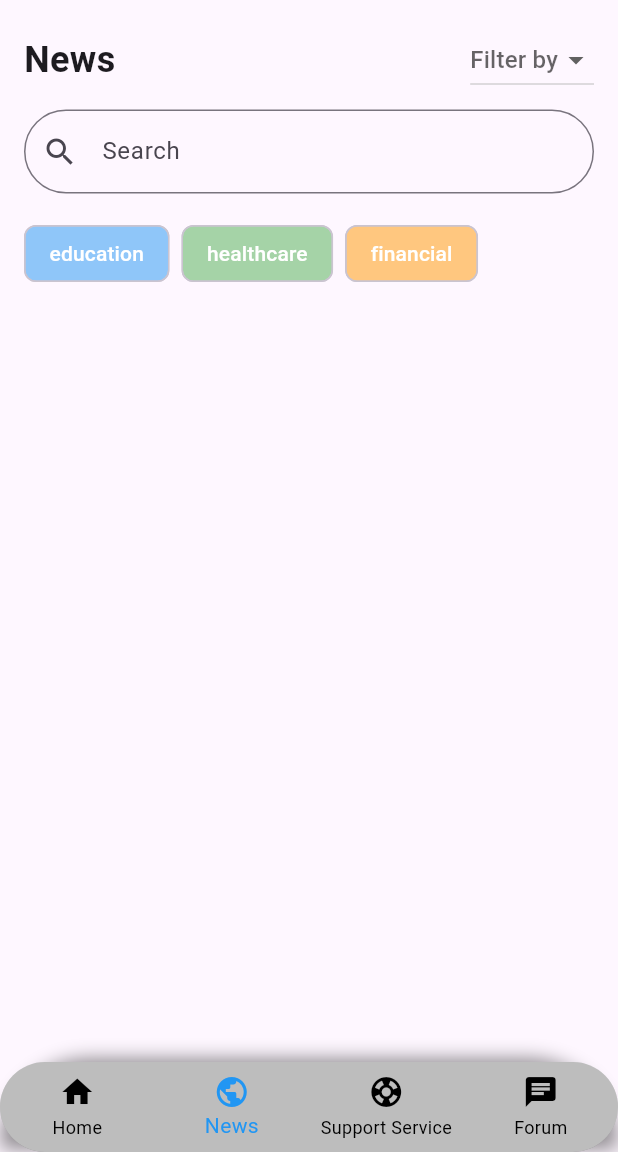
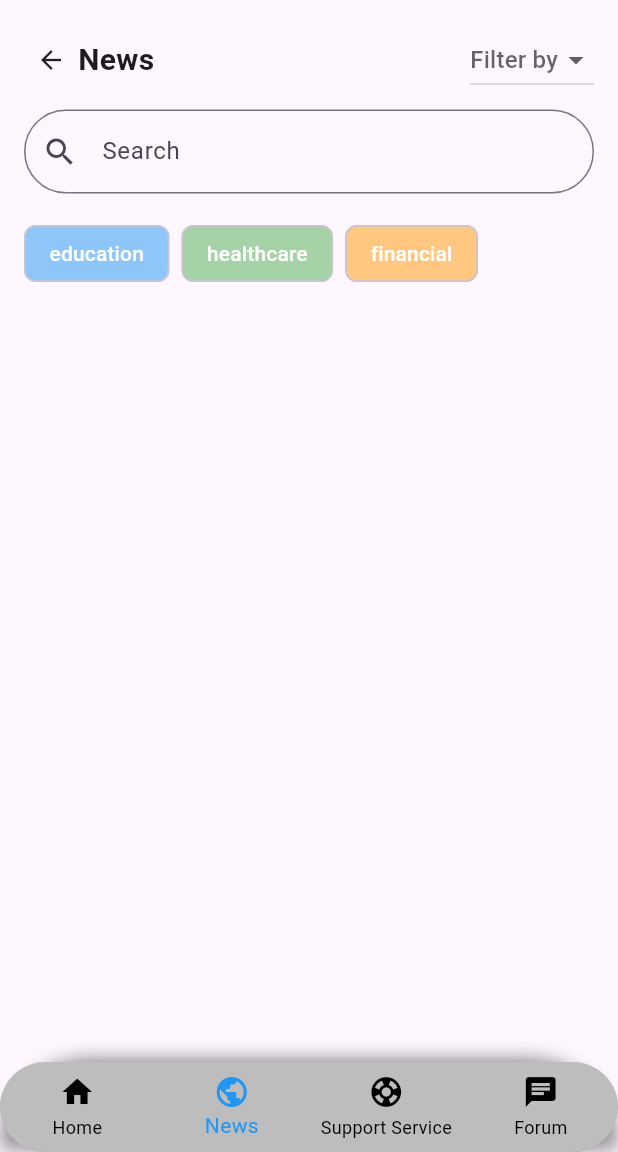
Before and after one commit to MuhdArshadd/MYCare, a Flutter app: the NewsPage screen opened directly with empty values, on a phone screen of 412 x 824 dp, the part 84-1236 px from its top. Run offline on Flutter 3.47's test engine with Material 3 defaults, Android fonts, the phone set to English and light mode, and no system bars; our stand-ins replace animated_splash_screen, file_picker, google_maps_flutter, location; missing offline and left inert: dart:ffi, mailer, postgres.

Commit message:
Update newsPage.dart

```diff
--- a/lib/view/newsPage.dart
+++ b/lib/view/newsPage.dart
@@ -3,8 +3,8 @@ import 'package:workshop2dev/view/appBar.dart';
 import '../model/userModel.dart';
 import 'bottomNavigationBar.dart';
 import 'package:workshop2dev/controller/newsController.dart';
-import 'dart:typed_data';
 import 'newsDetailPage.dart';
+import 'homePage.dart';
 
 class NewsPage extends StatefulWidget {
   final User user;
@@ -15,11 +15,9 @@ class NewsPage extends StatefulWidget {
 }
 
 class _NewsPageState extends State<NewsPage> {
-  late Future<List<Map<String, dynamic>>> newList;
   String _searchText = "";
   String? _selectedFilter;
   String? _selectedCategory;
-
   List<Map<String, dynamic>> _articles = [];
 
   @override
@@ -58,11 +56,23 @@ class _NewsPageState extends State<NewsPage> {
               Row(
                 mainAxisAlignment: MainAxisAlignment.spaceBetween,
                 children: [
-                  const Text(
-                    "News",
-                    style: TextStyle(
-                      fontSize: 24,
-                      fontWeight: FontWeight.bold,
+                  Padding(
+                    padding: const EdgeInsets.all(8.0),
+                    child: Row(
+                      children: [
+                        GestureDetector(
+                          onTap: () {
+                            Navigator.push(context, MaterialPageRoute(builder: (context) => HomePage(user: widget.user)));
+                          },
+                          child: const Icon(Icons.arrow_back, size: 20),
+                        ),
+                        const SizedBox(width: 8),
+                        const Text(
+                          'News',
+                          style: TextStyle(
+                              fontSize: 20, fontWeight: FontWeight.bold),
+                        ),
+                      ],
                     ),
                   ),
                   DropdownButton<String>(
@@ -123,7 +133,8 @@ class _NewsPageState extends State<NewsPage> {
           ),
         ),
       ),
-      bottomNavigationBar: BottomNavWrapper(currentIndex: 1, user: widget.user),
+      bottomNavigationBar:
+      BottomNavWrapper(currentIndex: 1, user: widget.user),
     );
   }
 
@@ -131,7 +142,7 @@ class _NewsPageState extends State<NewsPage> {
     return ChoiceChip(
       label: Text(
         label,
-        style: TextStyle(color: Colors.white),
+        style: const TextStyle(color: Colors.white),
       ),
       selected: _selectedCategory == label.toLowerCase(),
       onSelected: (isSelected) {
@@ -228,7 +239,8 @@ class _NewsPageState extends State<NewsPage> {
     Navigator.pushReplacement(
       context,
       MaterialPageRoute(
-        builder: (context) => NewsDetailPage(article: article, user: widget.user),
+        builder: (context) =>
+            NewsDetailPage(article: article, user: widget.user),
       ),
     );
   }
```
